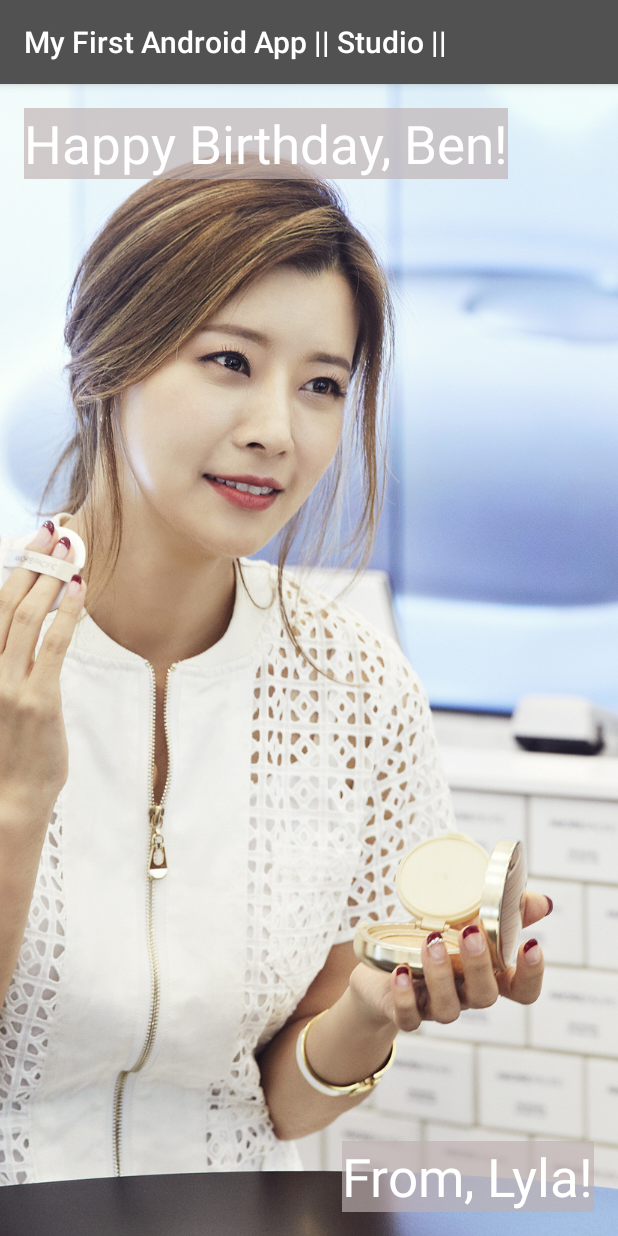
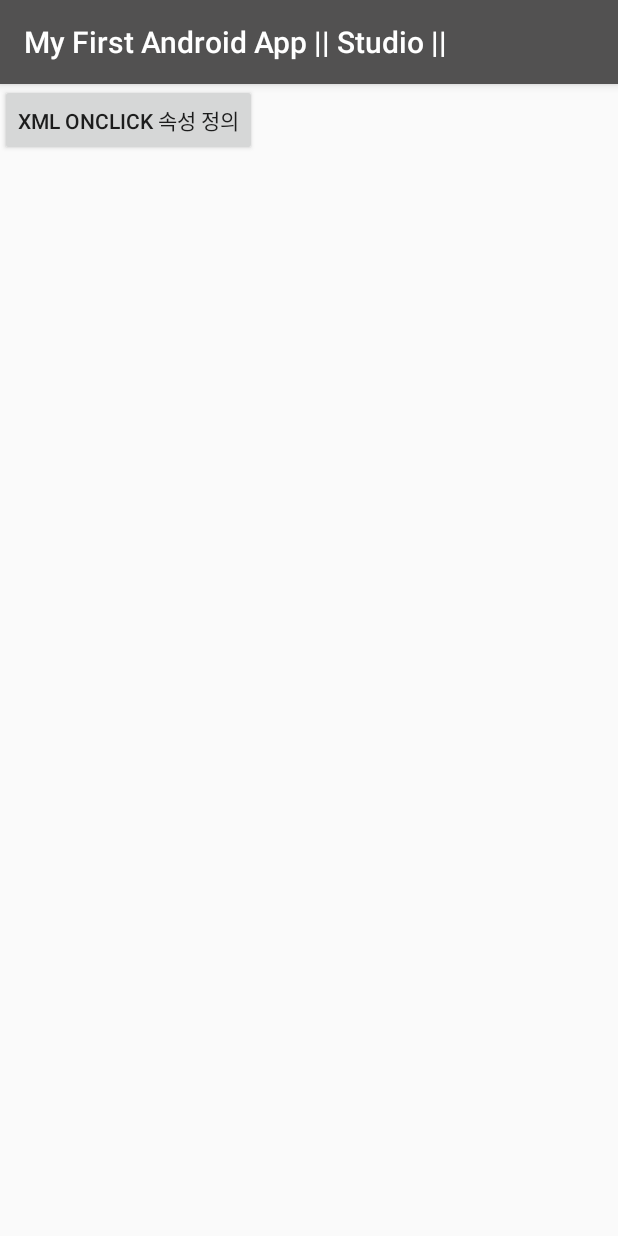
Before and after one commit to hyleekr9580/MyAndroid01, an Android app: the screen it shows after launch (MainActivity), on a phone screen of 412 x 824 dp. Run offline under Robolectric (Android 15) with nearby library versions, the phone set to English and light mode, and no system bars.

Commit message:
button click event chapter01

```diff
--- a/app/src/main/java/kr/contentsstudio/myfirstandroidapp/MainActivity.java
+++ b/app/src/main/java/kr/contentsstudio/myfirstandroidapp/MainActivity.java
@@ -2,19 +2,25 @@ package kr.contentsstudio.myfirstandroidapp;
 
 import android.os.Bundle;
 import android.support.v7.app.AppCompatActivity;
+import android.util.Log;
+import android.view.View;
 
 public class MainActivity extends AppCompatActivity {
 
 
+    public static final String TAG = MainActivity.class.getSimpleName();
+
     @Override
     protected void onCreate(Bundle savedInstanceState) {
-
-
-
         super.onCreate(savedInstanceState);
 
         // 추가 사용 하는... 화면에 레이아웃을 표시한다.
         // R(리소스) : 안드로이드(현재프로젝트, 클래스파일을 제외하고...) 자원을 사용한다.
-        setContentView(R.layout.relativechapter02);
+        setContentView(R.layout.button);
+    }
+
+    // botton.xml 에 연결됨
+    public void onClick(View view) {
+        Log.d(TAG, "클릭 잘됨");
     }
 }
--- /dev/null
+++ b/app/src/main/res/layout/button.xml
@@ -0,0 +1,14 @@
+<?xml version="1.0" encoding="utf-8"?>
+<LinearLayout xmlns:android="http://schemas.android.com/apk/res/android"
+    android:layout_width="match_parent"
+    android:layout_height="match_parent"
+    android:orientation="vertical">
+
+    <Button
+        android:layout_width="wrap_content"
+        android:layout_height="wrap_content"
+        android:onClick="onClick"
+        android:text="xml onClick 속성 정의" />
+    <!-- android:onClick="onClick" 눌렀을때 처리해 주는 메소드-->
+
+</LinearLayout>
```
